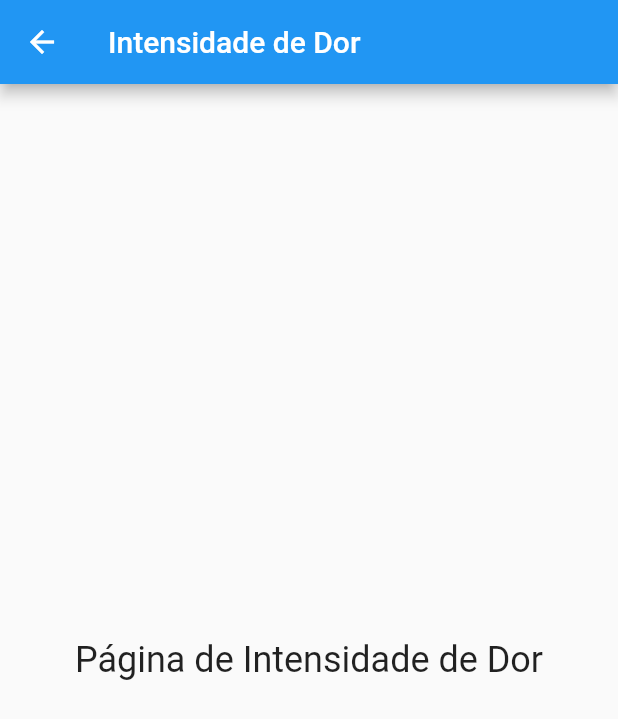
After one commit to StellaKarolinaNunes/Projeto_Integrador_Handhelp_versao_1.0, a Flutter app: the IntensidadeDorPage screen opened directly, on a phone screen of 412 x 824 dp. The commit adds this screen. Shown: the top 719 px of the screen. Run offline on Flutter 3.47's test engine with Material 2 defaults, Android fonts, the phone set to English and light mode, and no system bars; our stand-ins replace camera.

Commit message:
acresentar pagina intensidade

```diff
--- a/lib/home.dart
+++ b/lib/home.dart
@@ -11,6 +11,7 @@ class CodeApp extends StatelessWidget {
   @override
   Widget build(BuildContext context) {
     return MaterialApp(
+             debugShowCheckedModeBanner: false,
       theme: ThemeData.dark().copyWith(
         scaffoldBackgroundColor: const Color.fromARGB(255, 255, 255, 255),
       ),
--- /dev/null
+++ b/lib/intensidade_dor.dart
@@ -0,0 +1,28 @@
+// intensidade_dor.dart
+
+import 'package:flutter/material.dart';
+
+class IntensidadeDorPage extends StatelessWidget {
+  const IntensidadeDorPage({Key? key}) : super(key: key);
+
+  @override
+  Widget build(BuildContext context) {
+    return Scaffold(
+      appBar: AppBar(
+        title: const Text('Intensidade de Dor'),
+      ),
+      body: Center(
+        child: Column(
+          mainAxisAlignment: MainAxisAlignment.center,
+          children: const [
+            Text(
+              'Página de Intensidade de Dor',
+              style: TextStyle(fontSize: 24),
+            ),
+            // Adicione outros widgets conforme necessário
+          ],
+        ),
+      ),
+    );
+  }
+}
--- a/lib/main.dart
+++ b/lib/main.dart
@@ -3,6 +3,7 @@ import 'package:projeto_integrador/home.dart';
 
 void main() {
   runApp(const FigmaToCodeApp());
+
 }
 
 class FigmaToCodeApp extends StatelessWidget {
```
Also changed, not shown: lib/sintomas.dart (+18 -3 lines), lib/barra_intensidade.dart (deleted).
